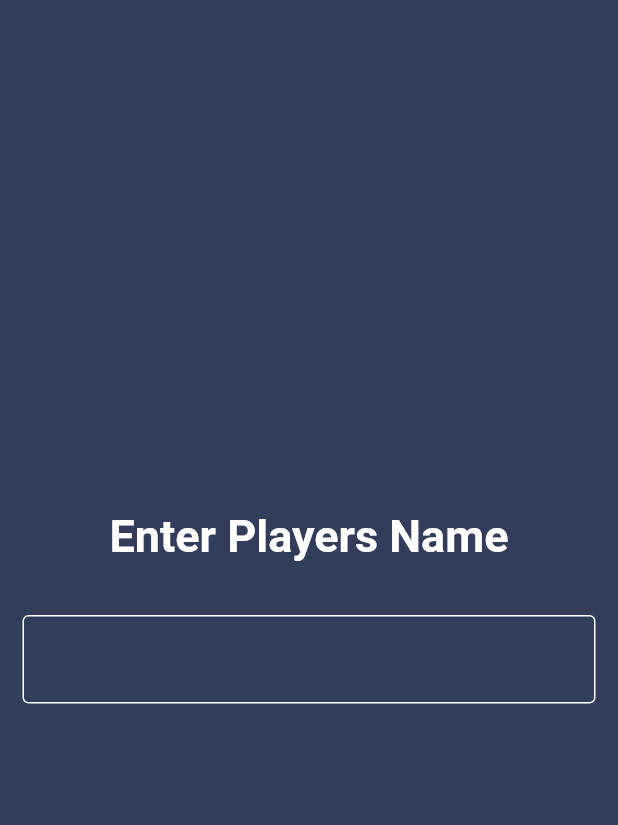
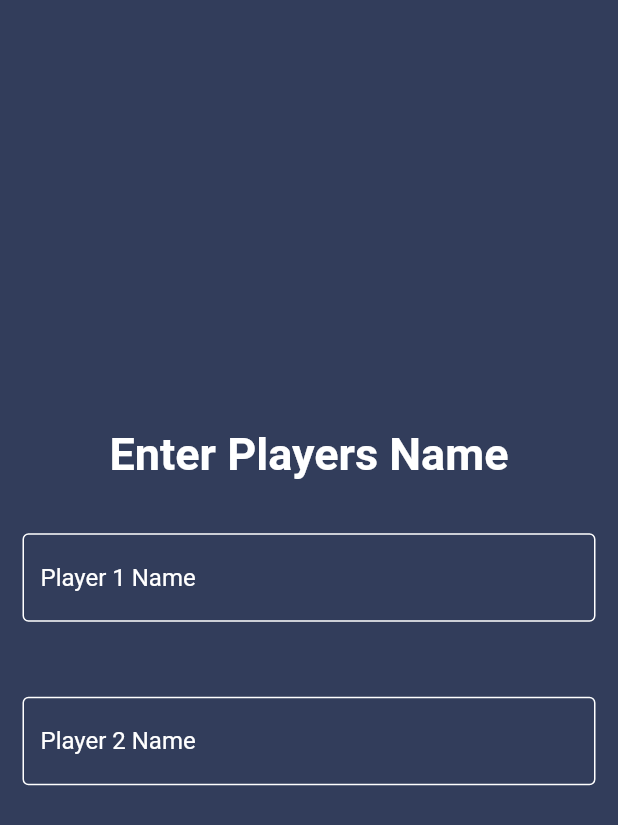
Before and after one commit to NurhayatYurtaslan/Tic-Tac-Toe, a Flutter app: the screen it shows after launch, on a phone screen of 412 x 824 dp. Shown: the top 825 px of the screen. Run offline on Flutter 3.47's test engine with Material 2 defaults, Android fonts, the phone set to English and light mode, and no system bars.

Commit message:
add ✨: player 1 and player 2 name boxes

```diff
--- a/tic_tac_toe_game/lib/home_screen.dart
+++ b/tic_tac_toe_game/lib/home_screen.dart
@@ -1,14 +1,14 @@
 import 'package:flutter/material.dart';
 
 class HomeScreen extends StatefulWidget {
-  const HomeScreen({super.key});
+  const HomeScreen({Key? key}) : super(key: key);
 
   @override
   State<HomeScreen> createState() => _HomeScreenState();
 }
 
 class _HomeScreenState extends State<HomeScreen> {
-  final GlobalKey<FormState> _fromkey = GlobalKey<FormState>();
+  final GlobalKey<FormState> _formKey = GlobalKey<FormState>();
   final TextEditingController player1Controller = TextEditingController();
   final TextEditingController player2Controller = TextEditingController();
 
@@ -17,7 +17,7 @@ class _HomeScreenState extends State<HomeScreen> {
     return Scaffold(
       backgroundColor: Color(0xFF323D5B),
       body: Form(
-        key: _fromkey,
+        key: _formKey,
         child: Column(
           mainAxisAlignment: MainAxisAlignment.center,
           children: [
@@ -49,7 +49,44 @@ class _HomeScreenState extends State<HomeScreen> {
                   errorBorder: OutlineInputBorder(
                     borderSide: BorderSide(color: Colors.red),
                   ),
+                  hintText: "Player 1 Name",
+                  hintStyle: TextStyle(color: Colors.white),
                 ),
+                validator: (value) {
+                  if (value == null || value.isEmpty) {
+                    return ("Please enter player 1 name");
+                  }
+                  return null;
+                },
+              ),
+            ),
+            SizedBox(height: 20),
+            Padding(
+              padding: EdgeInsets.all(15),
+              child: TextFormField(
+                controller: player2Controller,
+                style: TextStyle(color: Colors.white),
+                decoration: InputDecoration(
+                  focusedBorder: OutlineInputBorder(
+                      borderSide: BorderSide(color: Colors.white)),
+                  focusedErrorBorder: OutlineInputBorder(
+                    borderSide: BorderSide(color: Colors.red),
+                  ),
+                  enabledBorder: OutlineInputBorder(
+                    borderSide: BorderSide(color: Colors.white),
+                  ),
+                  errorBorder: OutlineInputBorder(
+                    borderSide: BorderSide(color: Colors.red),
+                  ),
+                  hintText: "Player 2 Name",
+                  hintStyle: TextStyle(color: Colors.white),
+                ),
+                validator: (value) {
+                  if (value == null || value.isEmpty) {
+                    return ("Please enter player 2 name");
+                  }
+                  return null;
+                },
               ),
             ),
           ],
@@ -57,6 +94,4 @@ class _HomeScreenState extends State<HomeScreen> {
       ),
     );
   }
-
-  borderSide({required Color color}) {}
 }
```
